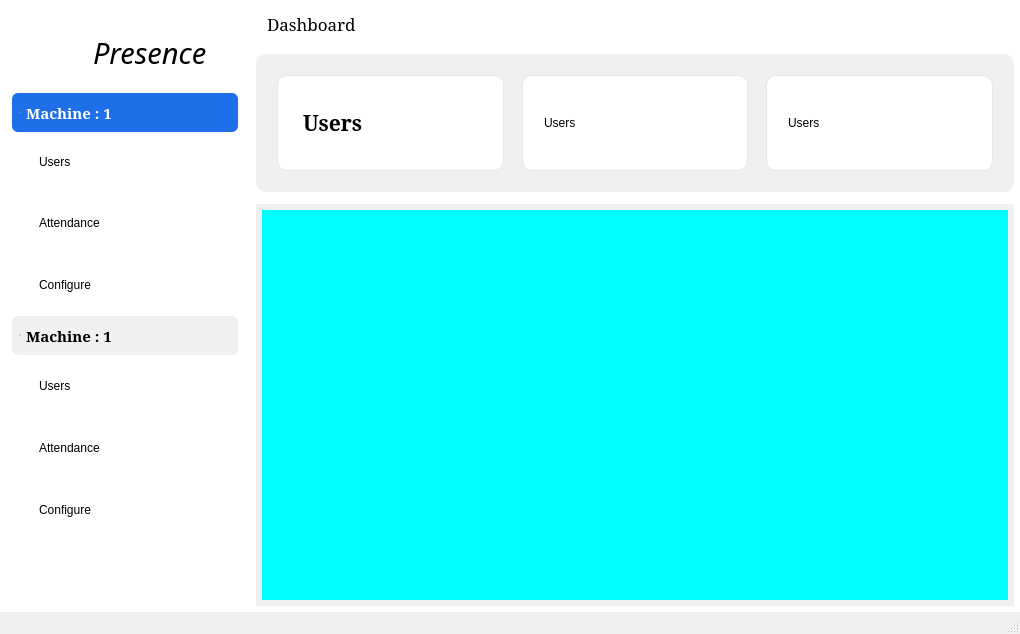
vaxson/Presence_Attandance_Tracker, file ui/mainV2.ui: the form before one commit.
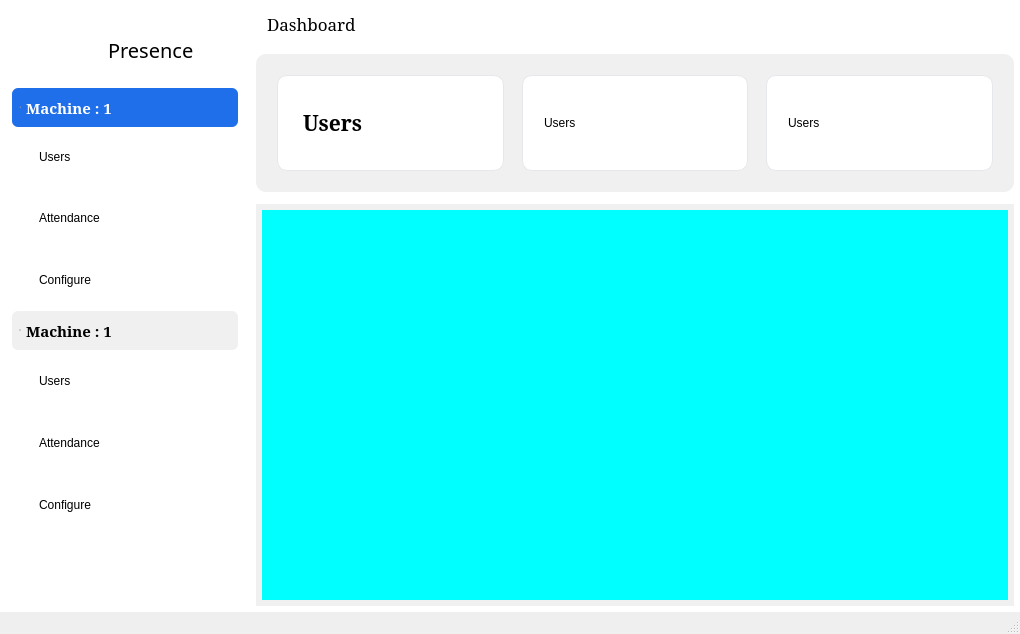
The form after the commit. Icons and pictures are not drawn.

```diff
--- a/ui/mainV2.ui
+++ b/ui/mainV2.ui
@@ -251,9 +251,9 @@
                      </property>
                      <property name="font">
                       <font>
-                       <family>Vivaldi</family>
-                       <pointsize>22</pointsize>
-                       <italic>true</italic>
+                       <family>Ubuntu Mono</family>
+                       <pointsize>15</pointsize>
+                       <italic>false</italic>
                        <bold>false</bold>
                        <underline>false</underline>
                       </font>
```
Left out of the diff: 3 changed lines with no effect on the pictures.
